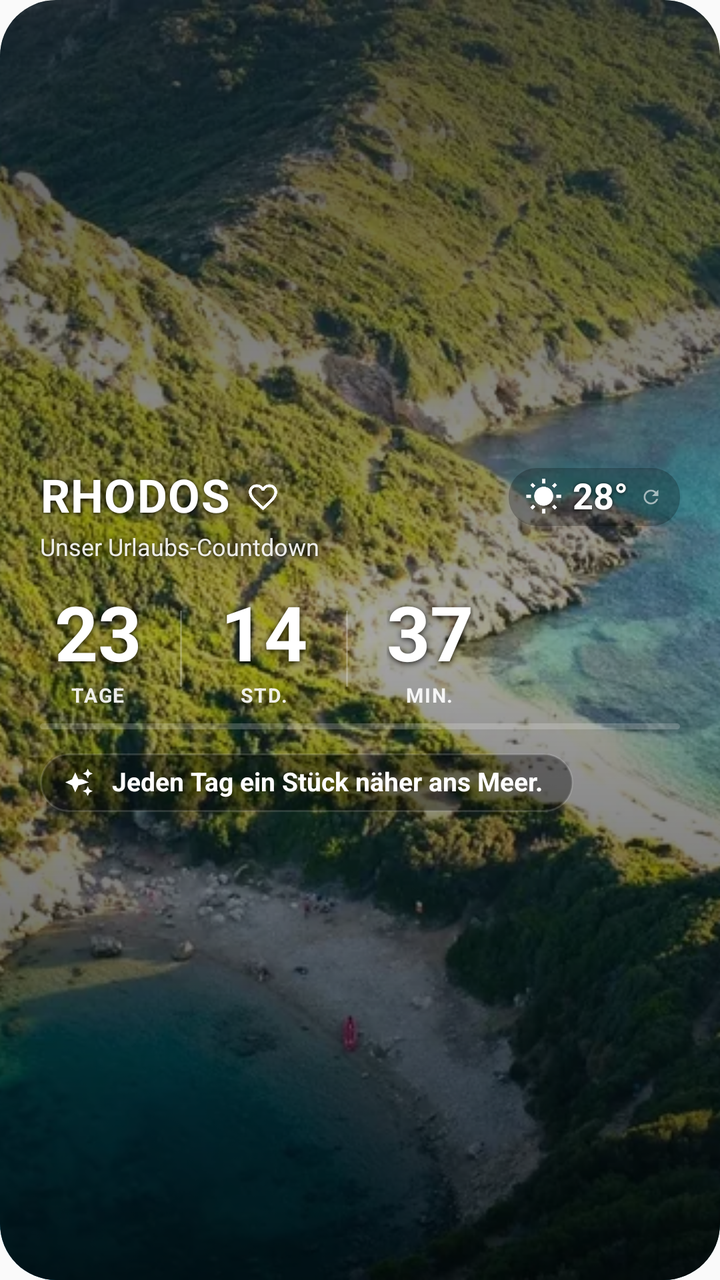
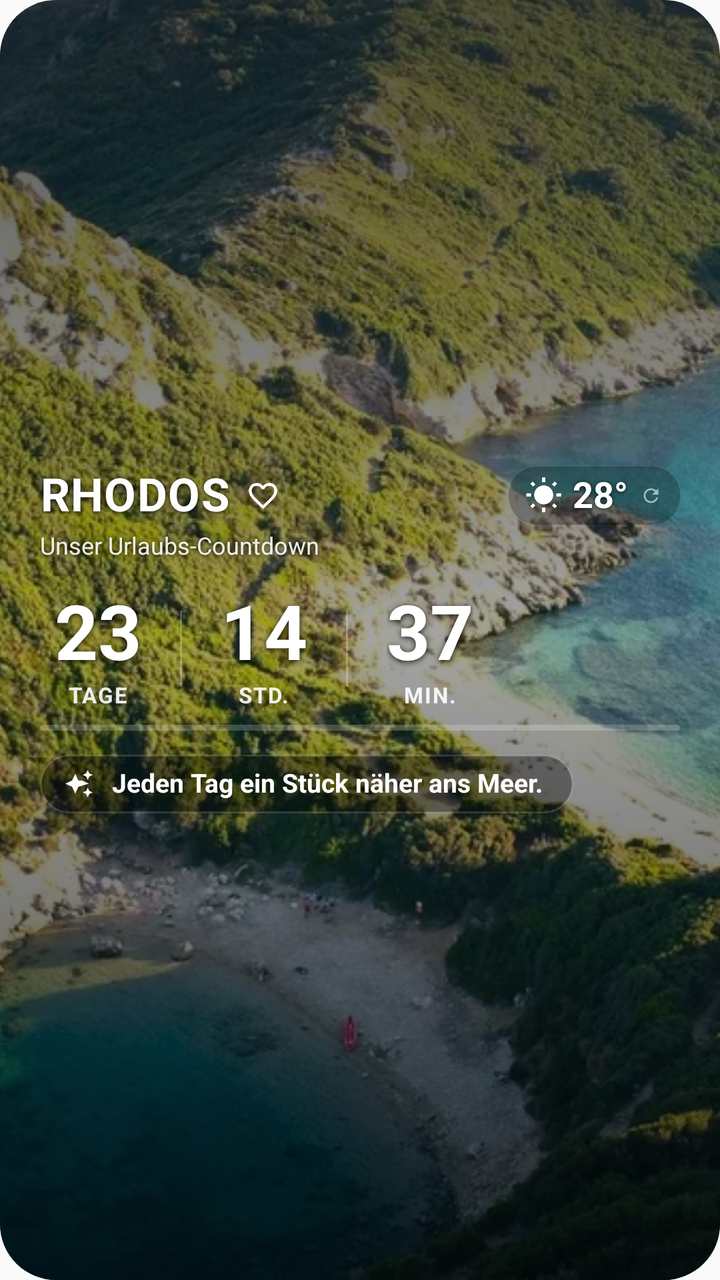

Compare the two renders of this Android layout. The source of the first and the diff that turns it into the second are given below.
<!-- AndroidManifest.xml: application theme Theme.RhodosWidget -->
<!-- res/layout/rhodos_countdown_widget_large.xml -->
<?xml version="1.0" encoding="utf-8"?>
<FrameLayout xmlns:android="http://schemas.android.com/apk/res/android"
    android:id="@+id/widget_root"
    android:layout_width="match_parent"
    android:layout_height="match_parent"
    android:background="@drawable/widget_rhodos_background"
    android:clipToOutline="true">

    <ImageView
        android:id="@+id/widget_background_image"
        android:layout_width="match_parent"
        android:layout_height="match_parent"
        android:contentDescription="@string/widget_background_description"
        android:scaleType="centerCrop"
        android:src="@drawable/prasonisi_rhodes_023" />

    <LinearLayout
        android:layout_width="match_parent"
        android:layout_height="match_parent"
        android:background="@drawable/widget_readability_overlay_4x2"
        android:gravity="center_vertical"
        android:orientation="vertical"
        android:paddingLeft="20dp"
        android:paddingTop="14dp"
        android:paddingRight="20dp"
        android:paddingBottom="14dp">

        
        <LinearLayout
            android:layout_width="match_parent"
            android:layout_height="wrap_content"
            android:gravity="center_vertical"
            android:orientation="horizontal">

            <TextView
                android:id="@+id/widget_large_title"
                android:layout_width="wrap_content"
                android:layout_height="wrap_content"
                android:includeFontPadding="false"
                android:letterSpacing="0.02"
                android:shadowColor="#CC000000"
                android:shadowDx="0"
                android:shadowDy="1"
                android:shadowRadius="6"
                android:text="@string/widget_large_title"
                android:textColor="@android:color/white"
                android:textSize="23sp"
                android:textStyle="bold" />

            <ImageView
                android:id="@+id/widget_heart"
                android:layout_width="17dp"
                android:layout_height="17dp"
                android:layout_marginLeft="8dp"
                android:contentDescription="@string/widget_favorite_description"
                android:src="@drawable/ic_heart_outline" />

            <TextView
                android:layout_width="0dp"
                android:layout_height="wrap_content"
                android:layout_weight="1"
                android:text="" />

            <LinearLayout
                android:id="@+id/widget_weather_pill"
                android:layout_width="wrap_content"
                android:layout_height="wrap_content"
                android:background="@drawable/widget_weather_pill_background"
                android:gravity="center_vertical"
                android:orientation="horizontal"
                android:paddingLeft="8dp"
                android:paddingTop="4dp"
                android:paddingRight="9dp"
                android:paddingBottom="4dp">

                <ImageView
                    android:id="@+id/widget_weather_icon"
                    android:layout_width="19dp"
                    android:layout_height="19dp"
                    android:layout_marginRight="5dp"
                    android:contentDescription="@string/widget_weather_description"
                    android:src="@drawable/ic_sun" />

                <TextView
                    android:id="@+id/widget_weather_temp"
                    android:layout_width="wrap_content"
                    android:layout_height="wrap_content"
                    android:includeFontPadding="false"
                    android:shadowColor="#CC000000"
                    android:shadowDx="0"
                    android:shadowDy="1"
                    android:shadowRadius="5"
                    android:text="@string/widget_weather_temp"
                    android:textColor="@android:color/white"
                    android:textSize="18sp"
                    android:textStyle="bold" />

                <ImageView
                    android:id="@+id/widget_refresh_icon"
                    android:layout_width="11dp"
                    android:layout_height="11dp"
                    android:layout_marginLeft="6dp"
                    android:alpha="0.58"
                    android:contentDescription="@string/widget_refresh_description"
                    android:src="@drawable/ic_refresh_subtle" />
            </LinearLayout>
        </LinearLayout>

        <TextView
            android:id="@+id/widget_subtitle"
            android:layout_width="wrap_content"
            android:layout_height="wrap_content"
            android:layout_marginTop="2dp"
            android:shadowColor="#CC000000"
            android:shadowDx="0"
            android:shadowDy="1"
            android:shadowRadius="6"
            android:text="@string/widget_subtitle"
            android:textColor="#E6FFFFFF"
            android:textSize="12sp" />

        
        <LinearLayout
            android:id="@+id/widget_countdown_row"
            android:layout_width="wrap_content"
            android:layout_height="wrap_content"
            android:layout_marginTop="14dp"
            android:gravity="center_vertical"
            android:orientation="horizontal">

            <LinearLayout
                android:layout_width="wrap_content"
                android:layout_height="wrap_content"
                android:gravity="center_horizontal"
                android:minWidth="58dp"
                android:orientation="vertical">

                <TextView
                    android:id="@+id/widget_days"
                    android:layout_width="wrap_content"
                    android:layout_height="wrap_content"
                    android:includeFontPadding="false"
                    android:maxLines="1"
                    android:shadowColor="#CC000000"
                    android:shadowDx="0"
                    android:shadowDy="2"
                    android:shadowRadius="7"
                    android:text="23"
                    android:textColor="@android:color/white"
                    android:textSize="38sp"
                    android:textStyle="bold" />

                <TextView
                    android:layout_width="wrap_content"
                    android:layout_height="wrap_content"
                    android:layout_marginTop="2dp"
                    android:includeFontPadding="false"
                    android:letterSpacing="0.06"
                    android:text="@string/widget_days_label"
                    android:textColor="#E6FFFFFF"
                    android:textSize="10sp"
                    android:textStyle="bold" />
            </LinearLayout>

            <ImageView
                android:layout_width="1dp"
                android:layout_height="38dp"
                android:layout_marginLeft="12dp"
                android:layout_marginRight="12dp"
                android:background="#40FFFFFF"
                android:contentDescription="@null" />

            <LinearLayout
                android:layout_width="wrap_content"
                android:layout_height="wrap_content"
                android:gravity="center_horizontal"
                android:minWidth="58dp"
                android:orientation="vertical">

                <TextView
                    android:id="@+id/widget_hours"
                    android:layout_width="wrap_content"
                    android:layout_height="wrap_content"
                    android:includeFontPadding="false"
                    android:maxLines="1"
                    android:shadowColor="#CC000000"
                    android:shadowDx="0"
                    android:shadowDy="2"
                    android:shadowRadius="7"
                    android:text="14"
                    android:textColor="@android:color/white"
                    android:textSize="38sp"
                    android:textStyle="bold" />

                <TextView
                    android:layout_width="wrap_content"
                    android:layout_height="wrap_content"
                    android:layout_marginTop="2dp"
                    android:includeFontPadding="false"
                    android:letterSpacing="0.06"
                    android:text="@string/widget_hours_label"
                    android:textColor="#E6FFFFFF"
                    android:textSize="10sp"
                    android:textStyle="bold" />
            </LinearLayout>

            <ImageView
                android:layout_width="1dp"
                android:layout_height="38dp"
                android:layout_marginLeft="12dp"
                android:layout_marginRight="12dp"
                android:background="#40FFFFFF"
                android:contentDescription="@null" />

            <LinearLayout
                android:layout_width="wrap_content"
                android:layout_height="wrap_content"
                android:gravity="center_horizontal"
                android:minWidth="58dp"
                android:orientation="vertical">

                <TextView
                    android:id="@+id/widget_minutes"
                    android:layout_width="wrap_content"
                    android:layout_height="wrap_content"
                    android:includeFontPadding="false"
                    android:maxLines="1"
                    android:shadowColor="#CC000000"
                    android:shadowDx="0"
                    android:shadowDy="2"
                    android:shadowRadius="7"
                    android:text="37"
                    android:textColor="@android:color/white"
                    android:textSize="38sp"
                    android:textStyle="bold" />

                <TextView
                    android:layout_width="wrap_content"
                    android:layout_height="wrap_content"
                    android:layout_marginTop="2dp"
                    android:includeFontPadding="false"
                    android:letterSpacing="0.06"
                    android:text="@string/widget_minutes_label"
                    android:textColor="#E6FFFFFF"
                    android:textSize="10sp"
                    android:textStyle="bold" />
            </LinearLayout>
        </LinearLayout>

        
        <ProgressBar
            android:id="@+id/widget_progress_bar"
            style="@android:style/Widget.ProgressBar.Horizontal"
            android:layout_width="match_parent"
            android:layout_height="3dp"
            android:layout_marginTop="8dp"
            android:max="1000"
            android:progressDrawable="@drawable/widget_progress_drawable" />

        
        <TextView
            android:id="@+id/widget_arrival_message"
            android:layout_width="wrap_content"
            android:layout_height="wrap_content"
            android:layout_marginTop="12dp"
            android:includeFontPadding="false"
            android:shadowColor="#CC000000"
            android:shadowDx="0"
            android:shadowDy="2"
            android:shadowRadius="7"
            android:text="@string/widget_arrival_message"
            android:textColor="@android:color/white"
            android:textSize="27sp"
            android:textStyle="bold"
            android:visibility="gone" />

        <TextView
            android:id="@+id/widget_vacation_subtitle"
            android:layout_width="wrap_content"
            android:layout_height="wrap_content"
            android:layout_marginTop="4dp"
            android:includeFontPadding="false"
            android:shadowColor="#CC000000"
            android:shadowDx="0"
            android:shadowDy="1"
            android:shadowRadius="5"
            android:text="@string/widget_vacation_line2"
            android:textColor="#E6FFFFFF"
            android:textSize="15sp"
            android:visibility="gone" />

        
        <LinearLayout
            android:id="@+id/widget_phrase_container"
            android:layout_width="wrap_content"
            android:layout_height="wrap_content"
            android:layout_marginTop="12dp"
            android:background="@drawable/widget_date_chip_background"
            android:gravity="center_vertical"
            android:orientation="horizontal"
            android:paddingLeft="12dp"
            android:paddingTop="7dp"
            android:paddingRight="15dp"
            android:paddingBottom="7dp">

            <ImageView
                android:layout_width="15dp"
                android:layout_height="15dp"
                android:layout_marginRight="9dp"
                android:contentDescription="@string/widget_phrase_description"
                android:src="@drawable/ic_sparkle" />

            <TextView
                android:id="@+id/widget_phrase_value"
                android:layout_width="wrap_content"
                android:layout_height="wrap_content"
                android:includeFontPadding="false"
                android:maxLines="1"
                android:text="@string/widget_phrase"
                android:textColor="@android:color/white"
                android:textSize="13sp"
                android:textStyle="bold" />
        </LinearLayout>
    </LinearLayout>
</FrameLayout>
<!-- resources referenced by this layout -->
<resources>
  <!-- drawable ic_refresh_subtle (drawable) -->
  <vector xmlns:android="http://schemas.android.com/apk/res/android"
      android:width="24dp"
      android:height="24dp"
      android:viewportWidth="24"
      android:viewportHeight="24">
      <path
          android:fillColor="#FFFFFFFF"
          android:pathData="M17.65,6.35C16.2,4.9 14.21,4 12,4c-4.42,0 -7.99,3.58 -7.99,8s3.57,8 7.99,8c3.73,0 6.84,-2.55 7.73,-6h-2.08c-0.82,2.33 -3.04,4 -5.65,4c-3.31,0 -6,-2.69 -6,-6s2.69,-6 6,-6c1.66,0 3.14,0.69 4.22,1.78L13,11h7V4z" />
  </vector>
  <!-- drawable ic_sparkle (drawable) -->
  <vector xmlns:android="http://schemas.android.com/apk/res/android"
      android:width="24dp"
      android:height="24dp"
      android:viewportWidth="24"
      android:viewportHeight="24">
      <path
          android:fillColor="#FFFFFFFF"
          android:pathData="M19,9l1.25,-2.75L23,5l-2.75,-1.25L19,1l-1.25,2.75L15,5l2.75,1.25L19,9zM11.5,9.5L9,4 6.5,9.5 1,12l5.5,2.5L9,20l2.5,-5.5L20,12l-5.5,-2.5zM19,15l-1.25,2.75L15,19l2.75,1.25L19,23l1.25,-2.75L23,19l-2.75,-1.25L19,15z" />
  </vector>
  <!-- drawable widget_date_chip_background (drawable) -->
  <?xml version="1.0" encoding="utf-8"?>
  <shape xmlns:android="http://schemas.android.com/apk/res/android">
      <solid android:color="#59000000" />
      <corners android:radius="15dp" />
      <stroke
          android:width="1dp"
          android:color="#24FFFFFF" />
  </shape>
  <!-- drawable widget_progress_drawable (drawable) -->
  <?xml version="1.0" encoding="utf-8"?>
  <layer-list xmlns:android="http://schemas.android.com/apk/res/android">
      <item android:id="@android:id/background">
          <shape>
              <solid android:color="#33FFFFFF" />
              <corners android:radius="2dp" />
          </shape>
      </item>
      <item android:id="@android:id/progress">
          <clip>
              <shape>
                  <solid android:color="#CCFFFFFF" />
                  <corners android:radius="2dp" />
              </shape>
          </clip>
      </item>
  </layer-list>
  <!-- drawable widget_rhodos_background (drawable) -->
  <?xml version="1.0" encoding="utf-8"?>
  <shape xmlns:android="http://schemas.android.com/apk/res/android">
      <corners android:radius="28dp" />
      <gradient
          android:angle="135"
          android:centerColor="#3F86B5"
          android:endColor="#D58B4A"
          android:startColor="#174760"
          android:type="linear" />
  </shape>
  <!-- drawable widget_weather_pill_background (drawable) -->
  <?xml version="1.0" encoding="utf-8"?>
  <shape xmlns:android="http://schemas.android.com/apk/res/android">
      <solid android:color="#40000000" />
      <corners android:radius="14dp" />
  </shape>
  <string name="widget_arrival_message">Es ist soweit!</string>
  <string name="widget_background_description">Rhodos-Bild</string>
  <string name="widget_days_label">TAGE</string>
  <string name="widget_favorite_description">Favorit</string>
  <string name="widget_hours_label">STD.</string>
  <string name="widget_large_title">RHODOS</string>
  <string name="widget_minutes_label">MIN.</string>
  <string name="widget_phrase">Jeden Tag ein Stück näher ans Meer.</string>
  <string name="widget_phrase_description">Spruch des Tages</string>
  <string name="widget_refresh_description">Wetter aktualisieren</string>
  <string name="widget_subtitle">Unser Urlaubs-Countdown</string>
  <string name="widget_vacation_line2">Genießt jeden Augenblick.</string>
  <string name="widget_weather_description">Wetter</string>
  <string name="widget_weather_temp">28°</string>
  <style name="Theme.RhodosWidget" parent="android:Theme.Material.Light.NoActionBar" />
  <!-- unchanged entries left out for length: 4 -->
</resources>

<!-- the commit's change to res/layout/rhodos_countdown_widget_large.xml (unified diff, before → after) -->
@@ -158,7 +158,7 @@
                     android:letterSpacing="0.06"
                     android:text="@string/widget_days_label"
                     android:textColor="#E6FFFFFF"
-                    android:textSize="10sp"
+                    android:textSize="11sp"
                     android:textStyle="bold" />
             </LinearLayout>
 
@@ -200,7 +200,7 @@
                     android:letterSpacing="0.06"
                     android:text="@string/widget_hours_label"
                     android:textColor="#E6FFFFFF"
-                    android:textSize="10sp"
+                    android:textSize="11sp"
                     android:textStyle="bold" />
             </LinearLayout>
 
@@ -242,7 +242,7 @@
                     android:letterSpacing="0.06"
                     android:text="@string/widget_minutes_label"
                     android:textColor="#E6FFFFFF"
-                    android:textSize="10sp"
+                    android:textSize="11sp"
                     android:textStyle="bold" />
             </LinearLayout>
         </LinearLayout>
